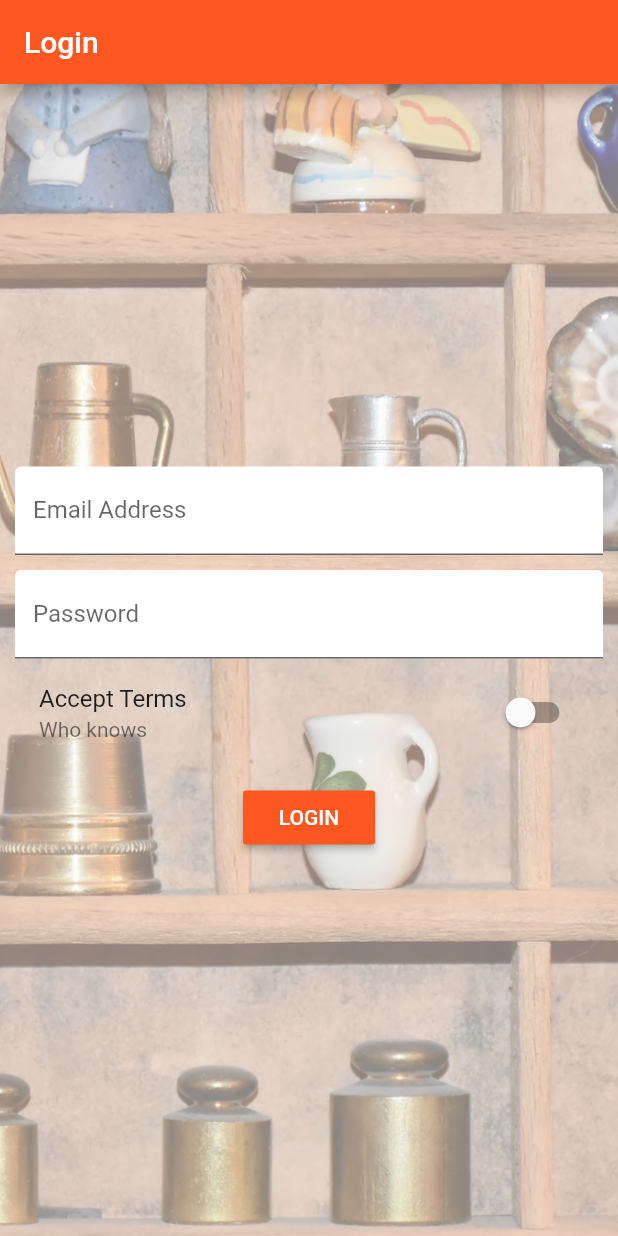
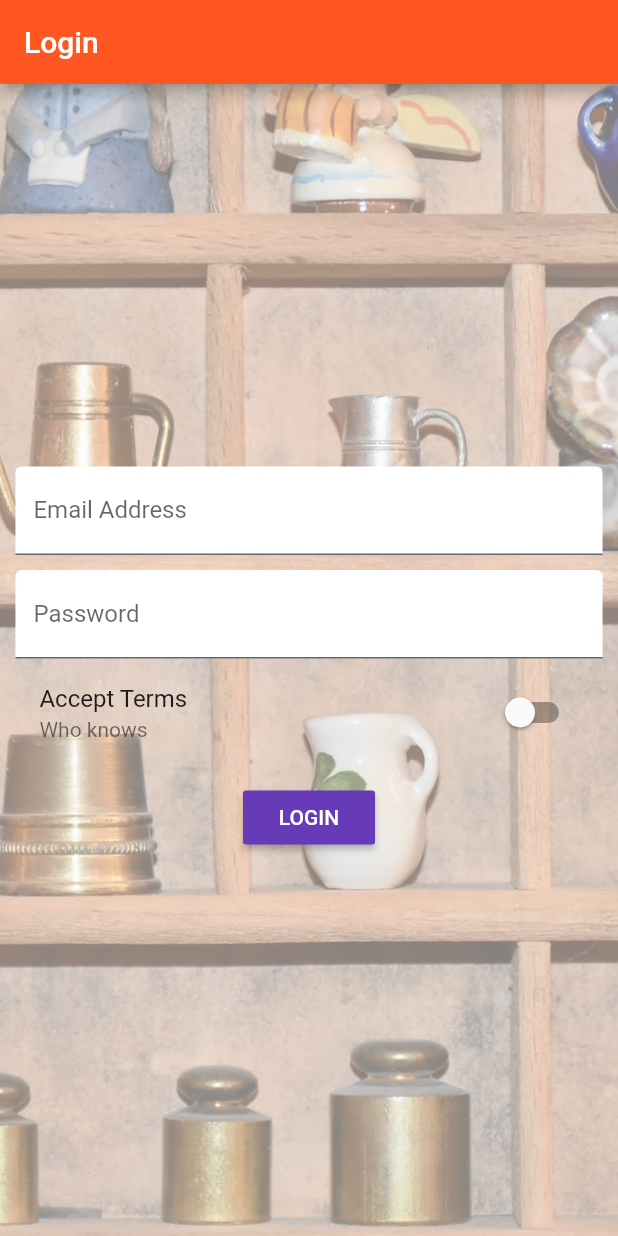
Before and after one commit to sidprice/Udemy-Flutter-Course, a Flutter app: the screen it shows after launch, on a phone screen of 412 x 824 dp. Run offline on Flutter 3.47's test engine with Material 2 defaults, Android fonts, the phone set to English and light mode, and no system bars.

Commit message:
Completed Section 8

```diff
--- a/lib/main.dart
+++ b/lib/main.dart
@@ -36,8 +36,10 @@ class _MyAppState extends State<MyApp> {
   Widget build(BuildContext context) {
     return MaterialApp(
       theme: ThemeData(
+        brightness: Brightness.light,
         primarySwatch: Colors.deepOrange,
         accentColor: Colors.deepPurple,
+        buttonColor: Colors.deepPurple,
       ),
       // home: AuthPage(),
       routes: {
--- a/lib/pages/auth.dart
+++ b/lib/pages/auth.dart
@@ -69,6 +69,8 @@ class _AuthPageState extends State<AuthPage> {
 
   @override
   Widget build(BuildContext context) {
+    final double deviceWidth = MediaQuery.of(context).size.width ;
+    final double targetWidth = deviceWidth > 550.0 ? 500.0 : deviceWidth * 0.95 ;
     return Scaffold(
         appBar: AppBar(
           title: Text('Login'),
@@ -78,6 +80,8 @@ class _AuthPageState extends State<AuthPage> {
           padding: EdgeInsets.all(10.0),
           child: Center(
             child: SingleChildScrollView(
+              child: Container(
+                width: targetWidth,
                 child: Column(
                   children: <Widget>[
                     _buildEmailTextField(),
@@ -88,7 +92,6 @@ class _AuthPageState extends State<AuthPage> {
                     _buildAcceptSwitch(),
                     SizedBox(height: 10.0),
                     RaisedButton(
-                    color: Theme.of(context).primaryColor,
                       textColor: Colors.white,
                       child: Text('LOGIN'),
                       onPressed: _submitForm,
@@ -97,6 +100,7 @@ class _AuthPageState extends State<AuthPage> {
                 ),
               ),
             ),
+          ),
         ));
   }
 }
```
Also changed, not shown: lib/pages/product_create.dart (+13 -1 lines). Lines whose indentation alone changed are shown as unchanged.
